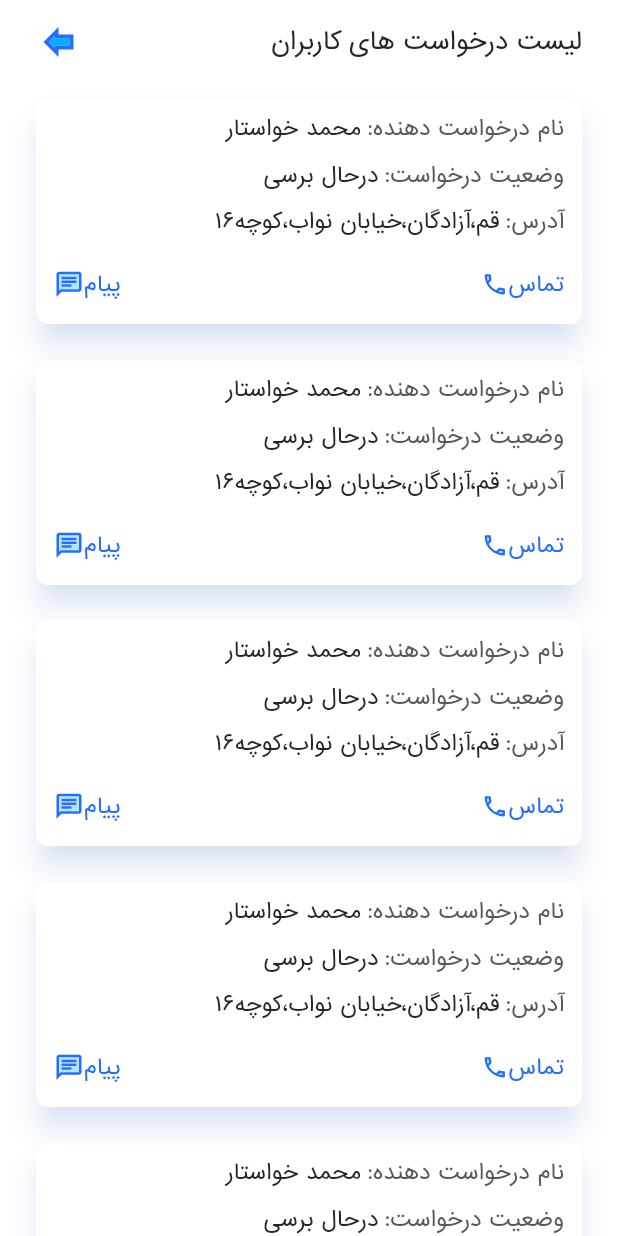
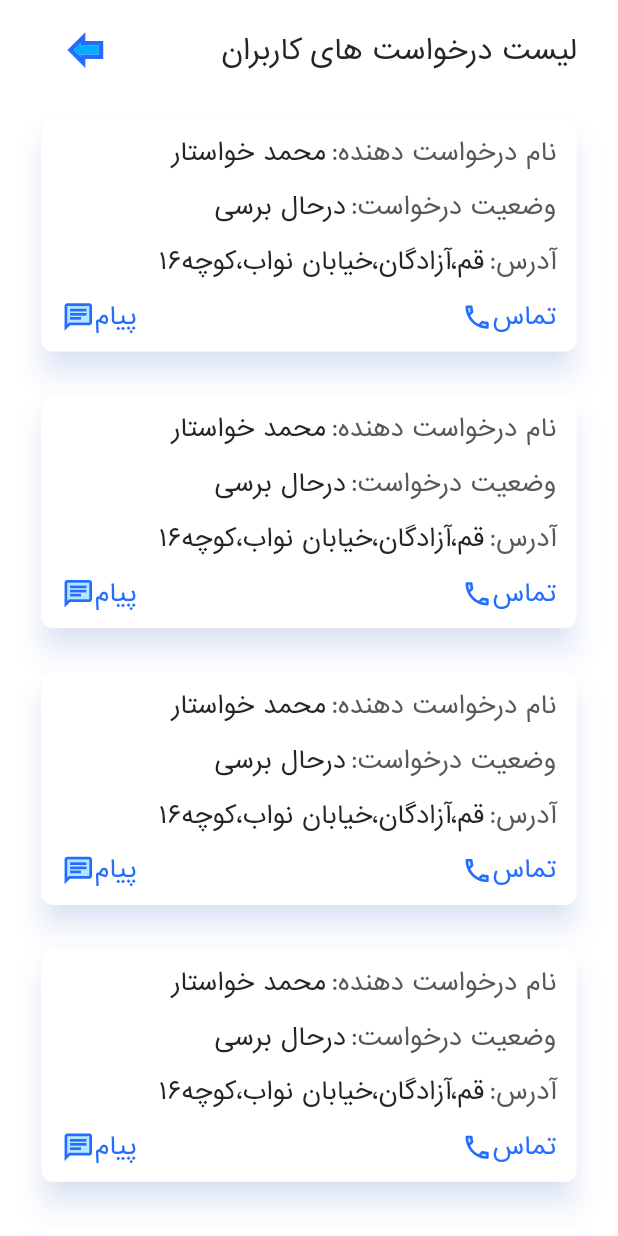
Before and after one commit to fhkhd/Panel, a Flutter app: the Requests screen opened directly, on a phone screen of 412 x 824 dp. Run offline on Flutter 3.47's test engine with Material 2 defaults, Android fonts, the phone set to English and light mode, and no system bars; our stand-ins replace flutter_svg, hexcolor; missing offline and left inert: dart:ffi.

Commit message:
responsive all the project

```diff
--- a/lib/Requests.dart
+++ b/lib/Requests.dart
@@ -21,6 +21,7 @@ class _RequestsState extends State<Requests> {
     return Scaffold(
       backgroundColor: Colors.white,
       appBar: AppBar(
+        toolbarHeight: MediaQuery.of(context).size.height/12.35,
         backgroundColor: Colors.white,
         actions: [
           Container(
@@ -28,8 +29,8 @@ class _RequestsState extends State<Requests> {
             width: MediaQuery.of(context).size.width,
             child: Padding(
               padding: EdgeInsets.only(
-                left: 24.0,
-                right: 24.0,
+                left: MediaQuery.of(context).size.width/15,
+                right: MediaQuery.of(context).size.width/15,
                 // top: MediaQuery.of(context).size.height/30,
                 // bottom: MediaQuery.of(context).size.height/120,
               ),
@@ -40,7 +41,8 @@ class _RequestsState extends State<Requests> {
                     'لیست درخواست های کاربران',
                     style: TextStyle(
                       color: HexColor('252525'),
-                      fontSize: 16.0,
+                      fontSize: MediaQuery.of(context).size.width/22.5,
+                      // fontSize: 16.0,
                       fontFamily: 'IranianSans',
                     ),
                     textAlign: TextAlign.right,
@@ -51,7 +53,12 @@ class _RequestsState extends State<Requests> {
                       Navigator.of(context).push(MaterialPageRoute(
                           builder: (context) => DideBan()));
                     },
-                    child: SvgPicture.asset('assets/forward_black_24dp.svg',height: 30,width: 30,),
+                    child: SvgPicture.asset('assets/forward_black_24dp.svg',
+                      height: MediaQuery.of(context).size.height/23,
+                      // height: 30,
+                      // width: 30,
+                      width: MediaQuery.of(context).size.width/7,
+                    ),
                   ),
                 ],
               ),
@@ -87,10 +94,15 @@ class _RequestsState extends State<Requests> {
         ),
       ),
       child: Container(
-        height: 150.0,
-        width: MediaQuery.of(context).size.width-48.0,
+        // height: 150.0,
+        width: MediaQuery.of(context).size.width-(2*(MediaQuery.of(context).size.width/15)),
         child: Padding(
-          padding: EdgeInsets.only(right: 12.0,top: 8.0),
+          padding: EdgeInsets.only(
+            right: MediaQuery.of(context).size.width/30,
+            top: MediaQuery.of(context).size.height/87,
+            // top: 8.0,
+            bottom: MediaQuery.of(context).size.height/87,
+          ),
           child: Column(
             children: [
               Row(
@@ -100,25 +112,29 @@ class _RequestsState extends State<Requests> {
                     style: TextStyle(
                       color: HexColor('585858'),
                       fontFamily: 'IranianSans',
-                      fontSize: 14.0,
+                      // fontSize: 14.0,
+                      fontSize: MediaQuery.of(context).size.width/25.75,
                       fontWeight: FontWeight.w400,
                     ),
                     textAlign: TextAlign.right,
                   ),
-                  SizedBox(width: 4.0),
+                  // SizedBox(width: 4.0),
+                  SizedBox(width: MediaQuery.of(context).size.width/120,),
+
                   Text(
                     'محمد خواستار',
                     textAlign: TextAlign.center,
                     style: TextStyle(
                       fontFamily: 'IranianSans',
-                      fontSize: 14.0,
+                      fontSize: MediaQuery.of(context).size.width/25.75,
                       color: HexColor('252525'),
                       fontWeight: FontWeight.w500,
                     ),
                   ),
                 ],
               ),
-              SizedBox(height: 8.0,),
+              // SizedBox(height: 8.0,),
+              SizedBox(height: MediaQuery.of(context).size.height/87,),
               Row(
                 children: [
                   Text(
@@ -126,25 +142,25 @@ class _RequestsState extends State<Requests> {
                     style: TextStyle(
                       color: HexColor('585858'),
                       fontFamily: 'IranianSans',
-                      fontSize: 14.0,
+                      fontSize: MediaQuery.of(context).size.width/25.75,
                       fontWeight: FontWeight.w400,
                     ),
                     textAlign: TextAlign.right,
                   ),
-                  SizedBox(width: 4.0),
+                  SizedBox(width: MediaQuery.of(context).size.width/120,),
                   Text(
                     'درحال برسی',
                     textAlign: TextAlign.center,
                     style: TextStyle(
                       fontFamily: 'IranianSans',
-                      fontSize: 14.0,
+                      fontSize: MediaQuery.of(context).size.width/25.75,
                       color: HexColor('252525'),
                       fontWeight: FontWeight.w500,
                     ),
                   ),
                 ],
               ),
-              SizedBox(height: 8.0,),
+              SizedBox(height: MediaQuery.of(context).size.height/87,),
               Row(
                 children: [
                   Text(
@@ -152,25 +168,26 @@ class _RequestsState extends State<Requests> {
                     style: TextStyle(
                       color: HexColor('585858'),
                       fontFamily: 'IranianSans',
-                      fontSize: 14.0,
+                      fontSize: MediaQuery.of(context).size.width/25.75,
                       fontWeight: FontWeight.w400,
                     ),
                     textAlign: TextAlign.right,
                   ),
-                  SizedBox(width: 4.0),
+                  SizedBox(width: MediaQuery.of(context).size.width/120,),
                   Text(
                     _farsi.replaceFarsiNumber('قم،آزادگان،خیابان نواب،کوچه16'),
                     textAlign: TextAlign.center,
                     style: TextStyle(
                       fontFamily: 'IranianSans',
-                      fontSize: 14.0,
+                      fontSize: MediaQuery.of(context).size.width/25.75,
                       fontWeight: FontWeight.w500,
                       color: HexColor('252525'),
                     ),
                   ),
                 ],
               ),
-              SizedBox(height: 19.0,),
+              // SizedBox(height: 19.0,),
+              SizedBox(height: MediaQuery.of(context).size.height/87,),
                 Row(
                   mainAxisAlignment: MainAxisAlignment.spaceBetween,
                   children: <Widget>[
@@ -180,31 +197,41 @@ class _RequestsState extends State<Requests> {
                       children: <Widget>[
                         Text('تماس',
                          style: TextStyle(
-                           fontSize: 14.0,
+                           fontSize: MediaQuery.of(context).size.width/25.75,
                            fontFamily: 'IranianSans',
                            fontWeight: FontWeight.w400,
                            color: HexColor('246DFF'),
                   ),
                   textAlign: TextAlign.right,
                 ),
-                SvgPicture.asset('assets/local_phone_black_24dp.svg',width: 18.0,height: 18.0,)
+                SvgPicture.asset('assets/local_phone_black_24dp.svg',
+                  // width: 18.0,
+                  width: MediaQuery.of(context).size.width/20.0,
+                  // height: 18.0,
+                  height: MediaQuery.of(context).size.height/38,
+                )
                 ],
               ),),
                     InkWell(
                       onTap: () => launch("sms://21213123123"),
-                      child: Padding(padding: EdgeInsets.only(left: 12.0),
+                      child: Padding(padding: EdgeInsets.only(
+                          left: MediaQuery.of(context).size.width/30),
                         child: Row(
                           children: <Widget>[
                             Text('پیام',
                               style: TextStyle(
-                                fontSize: 14.0,
+                                fontSize: MediaQuery.of(context).size.width/25.75,
                                 fontFamily: 'IranianSans',
                                 fontWeight: FontWeight.w400,
                                 color: HexColor('246DFF'),
                               ),
                               textAlign: TextAlign.right,
                             ),
-                            SvgPicture.asset('assets/chat_black_24dp.svg',width: 20.0,height: 20.0,)
+                            SvgPicture.asset('assets/chat_black_24dp.svg',
+                              width: MediaQuery.of(context).size.width/18.75,
+                              // height: 20.0,
+                              height: MediaQuery.of(context).size.height/35,
+                            )
                           ],
                         ),
                       ),
@@ -223,13 +250,19 @@ class _RequestsState extends State<Requests> {
   Widget itemRequest(){
     return Column(
       children: [
-        Padding(padding: EdgeInsets.only(left: 20.0,right: 20.0,
-        top: 10.0),
+        Padding(padding: EdgeInsets.only(
+          left: MediaQuery.of(context).size.width/15,
+          right: MediaQuery.of(context).size.width/15,
+          // top: 10.0,
+          top: MediaQuery.of(context).size.height/67,
+        ),
           child: Container(
             child: Request(),
           ),
         ),
-        SizedBox(height: 14.0,),
+        SizedBox(
+          height: MediaQuery.of(context).size.height/49,
+        ),
       ],
     );
   }
```
Also changed, not shown: lib/ButtonNavigationBar.dart (+7 -3 lines), lib/QuestionList.dart (+29 -10 lines), lib/UsersList.dart (+21 -10 lines).
